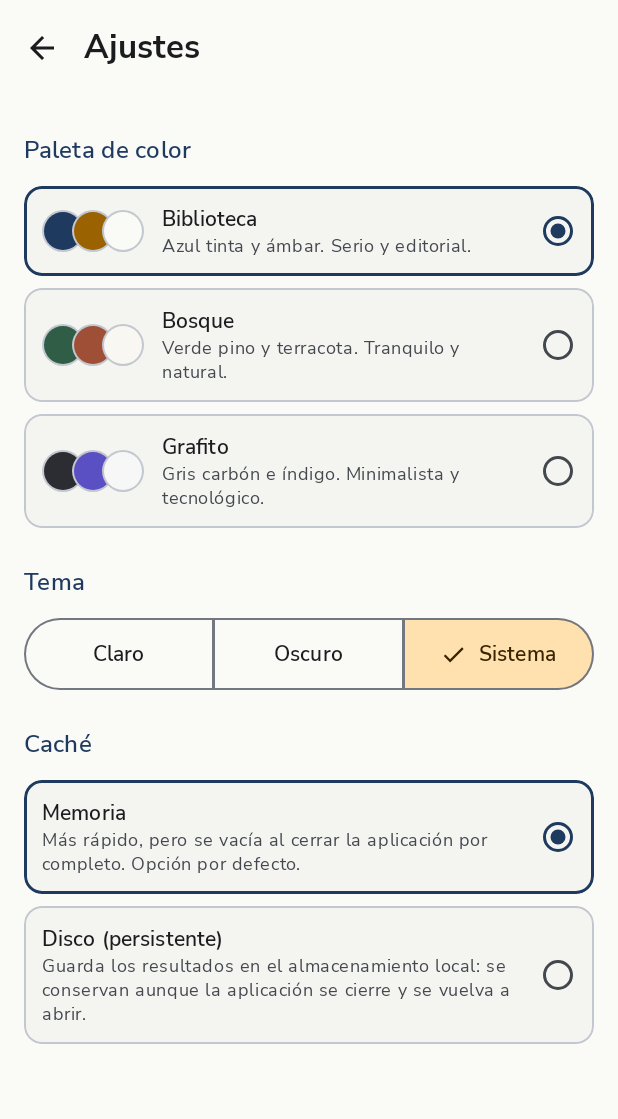
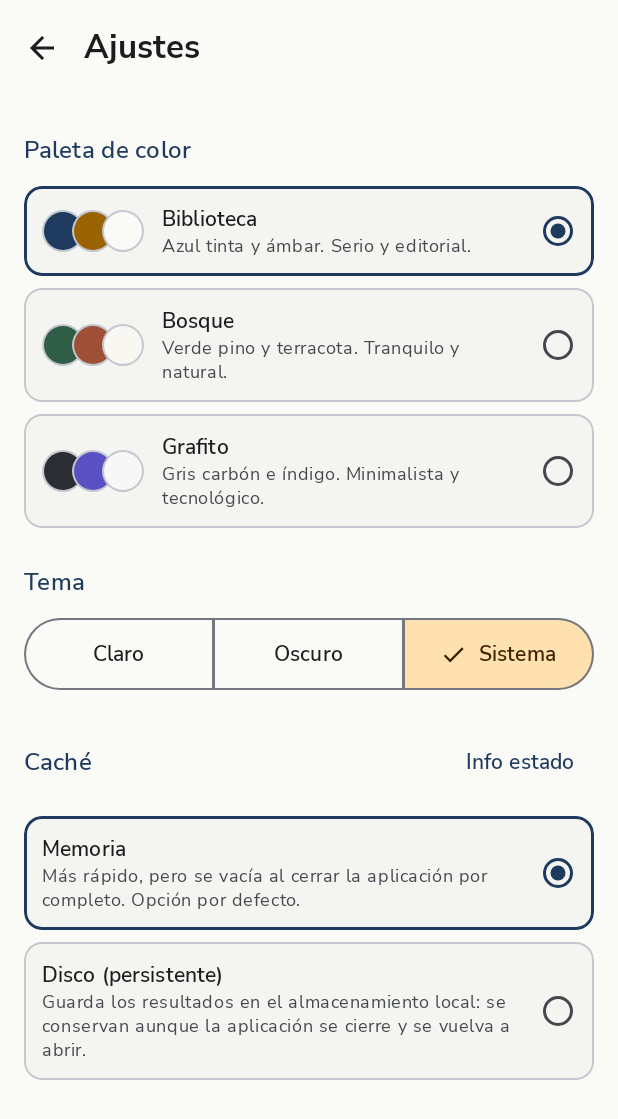
Before and after one commit to ChrystianDev/Book-Search-Engine, an Android app built with Jetpack Compose: the SettingsScreen screen opened through its navigation route, on a phone screen of 412 x 824 dp. Shown: the top 1119 px of the screen. Run offline under Robolectric (Android 15) with nearby library versions, the phone set to English and light mode, and no system bars; our stand-ins replace Dagger/Hilt's generated code, Timber; libraries missing offline, so code that uses them is left out: androidx.hilt.lifecycle; network calls fail.

Commit message:
feat(app): add "Info estado" cache status sheet in settings
A primary-colored text button next to the Cache section title opens a
bottom sheet listing the cached searches with results and a live
mm:ss countdown. Expired entries stay listed, dimmed and at the end.
The countdown is not a live region, so TalkBack is not flooded.

Co-Authored-By: Claude Opus 5.5 <noreply@anthropic.com>

```diff
--- a/app/src/main/java/com/booksearch/app/feature/settings/SettingsScreen.kt
+++ b/app/src/main/java/com/booksearch/app/feature/settings/SettingsScreen.kt
@@ -32,9 +32,13 @@ import androidx.compose.material3.SingleChoiceSegmentedButtonRow
 import androidx.compose.material3.Surface
 import androidx.compose.material3.Switch
 import androidx.compose.material3.Text
+import androidx.compose.material3.TextButton
 import androidx.compose.material3.TopAppBar
 import androidx.compose.runtime.Composable
 import androidx.compose.runtime.getValue
+import androidx.compose.runtime.mutableStateOf
+import androidx.compose.runtime.saveable.rememberSaveable
+import androidx.compose.runtime.setValue
 import androidx.compose.ui.Alignment
 import androidx.compose.ui.Modifier
 import androidx.compose.ui.draw.clip
@@ -60,6 +64,7 @@ fun SettingsScreen(
     viewModel: SettingsViewModel = hiltViewModel(),
 ) {
     val uiState by viewModel.uiState.collectAsStateWithLifecycle()
+    var showCacheStatus by rememberSaveable { mutableStateOf(false) }
     SettingsContent(
         uiState = uiState,
         onBack = onBack,
@@ -67,7 +72,11 @@ fun SettingsScreen(
         onThemeModeSelected = viewModel::onThemeModeSelected,
         onCacheTypeSelected = viewModel::onCacheTypeSelected,
         onDemoLatencyChanged = viewModel::onDemoLatencyChanged,
+        onCacheStatusClick = { showCacheStatus = true },
     )
+    if (showCacheStatus) {
+        CacheStatusSheet(onDismiss = { showCacheStatus = false })
+    }
 }
 
 @OptIn(ExperimentalMaterial3Api::class)
@@ -79,6 +88,7 @@ private fun SettingsContent(
     onThemeModeSelected: (ThemeMode) -> Unit,
     onCacheTypeSelected: (CacheType) -> Unit,
     onDemoLatencyChanged: (Boolean) -> Unit,
+    onCacheStatusClick: () -> Unit,
 ) {
     Scaffold(
         topBar = {
@@ -117,7 +127,11 @@ private fun SettingsContent(
             SectionHeader(R.string.settings_theme)
             ThemeModeSelector(selected = uiState.themeMode, onSelected = onThemeModeSelected)
 
-            SectionHeader(R.string.settings_cache)
+            SectionHeader(R.string.settings_cache) {
+                TextButton(onClick = onCacheStatusClick) {
+                    Text(stringResource(R.string.cache_status_action))
+                }
+            }
             Column(
                 modifier = Modifier.selectableGroup(),
                 verticalArrangement = Arrangement.spacedBy(MaterialTheme.spacing.sm),
@@ -139,16 +153,25 @@ private fun SettingsContent(
     }
 }
 
+/** Section title, with an optional action aligned to the right (e.g. a text button). */
 @Composable
-private fun SectionHeader(@StringRes text: Int) {
+private fun SectionHeader(@StringRes text: Int, action: (@Composable () -> Unit)? = null) {
+    Row(
+        modifier = Modifier
+            .fillMaxWidth()
+            .padding(top = MaterialTheme.spacing.xl, bottom = MaterialTheme.spacing.md),
+        verticalAlignment = Alignment.CenterVertically,
+    ) {
         Text(
             text = stringResource(text),
             style = MaterialTheme.typography.titleMedium,
             color = MaterialTheme.colorScheme.primary,
             modifier = Modifier
-            .padding(top = MaterialTheme.spacing.xl, bottom = MaterialTheme.spacing.md)
+                .weight(1f)
                 .semantics { heading() },
         )
+        action?.invoke()
+    }
 }
 
 @Composable
--- a/app/src/main/res/values/strings.xml
+++ b/app/src/main/res/values/strings.xml
@@ -67,6 +67,12 @@
     <string name="cache_memory_description">Más rápido, pero se vacía al cerrar la aplicación por completo. Opción por defecto.</string>
     <string name="cache_disk">Disco (persistente)</string>
     <string name="cache_disk_description">Guarda los resultados en el almacenamiento local: se conservan aunque la aplicación se cierre y se vuelva a abrir.</string>
+    <string name="cache_status_action">Info estado</string>
+    <string name="cache_status_title">Estado de la caché</string>
+    <string name="cache_status_description">Búsquedas con resultados guardadas en la caché activa y el tiempo que les queda. Las caducadas (en gris) ya no se usan y se borran al volver a buscarlas.</string>
+    <string name="cache_status_empty">Todavía no hay búsquedas con resultados en la caché.</string>
+    <string name="cache_status_countdown">%1$d:%2$02d</string>
+    <string name="cache_status_expired">Caducada</string>
     <string name="settings_developer">Herramientas de demostración</string>
     <string name="settings_demo_latency">Modo demo: latencia simulada</string>
     <string name="settings_demo_latency_description">Añade 1,5 s a cada búsqueda para que se vea cómo se cancela la anterior al escribir. Solo disponible en builds de depuración.</string>
```
Also changed, not shown: app/src/main/java/com/booksearch/app/feature/settings/CacheStatusSheet.kt (added, +134 -0 lines), 1 other file. Lines whose indentation alone changed are shown as unchanged.
